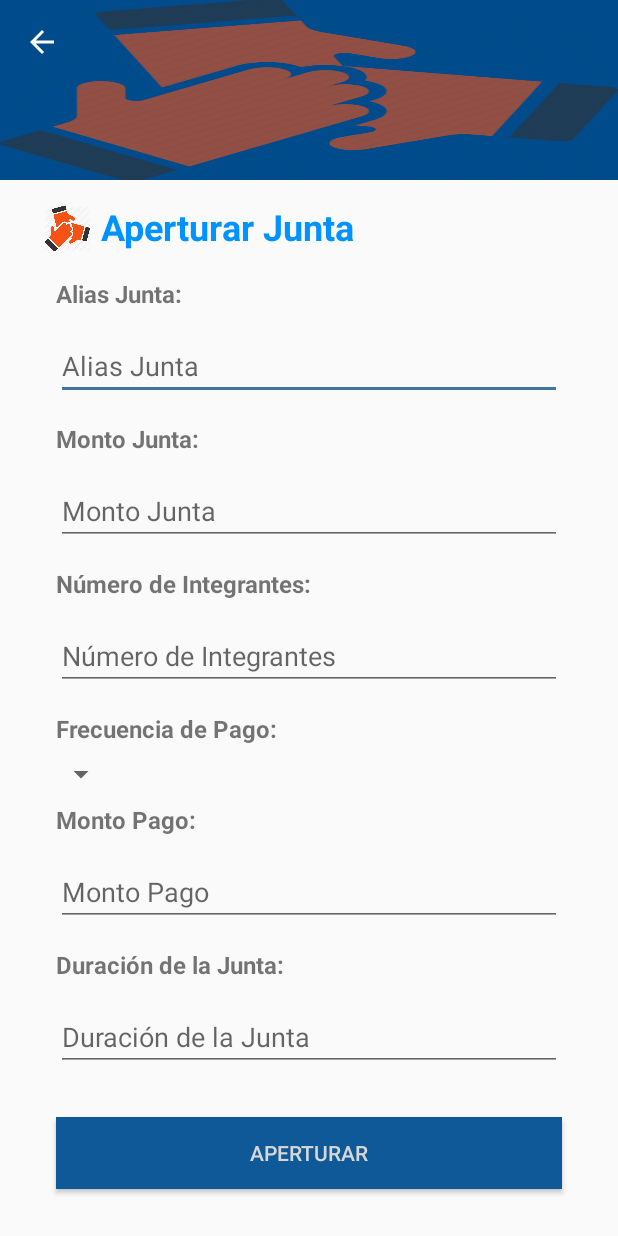
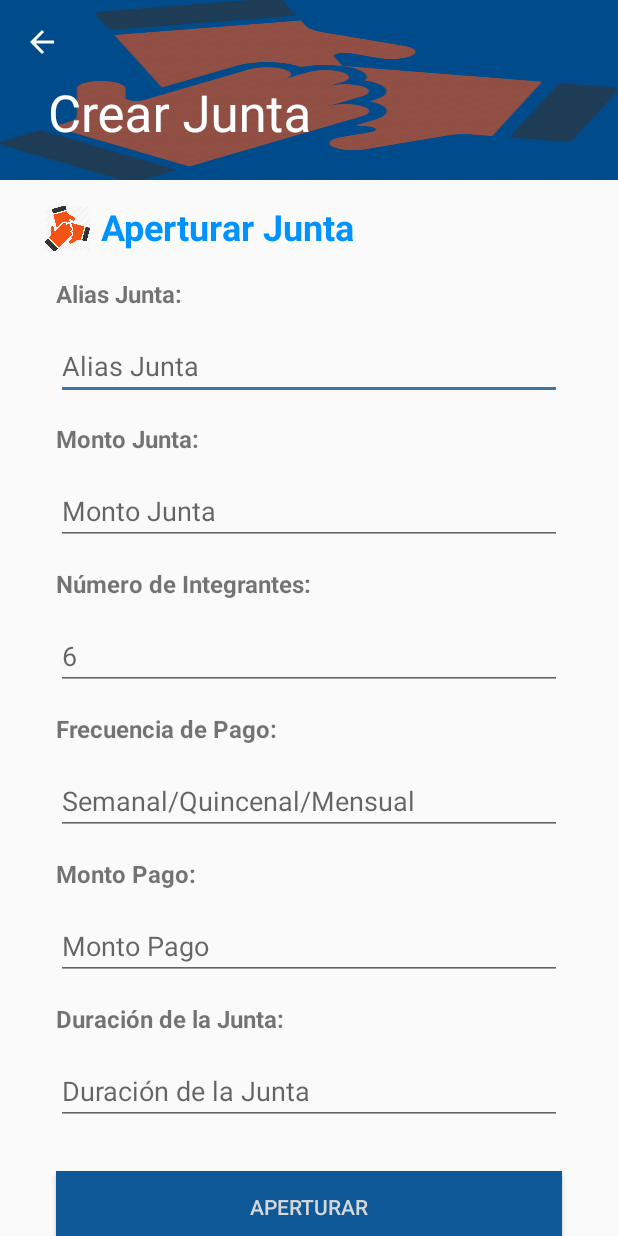
Before and after one commit to scyrizales/juntate, an Android app: the CrearJuntaActivity screen opened directly, with no data from a screen before it, on a phone screen of 412 x 824 dp. Run offline under Robolectric (Android 15) with nearby library versions, the phone set to English and light mode, and no system bars.

Commit message:
Subiendo Pantallas

```diff
--- a/app/app/src/main/java/com/jdk/jonnathan/juntateapp/CrearJuntaActivity.java
+++ b/app/app/src/main/java/com/jdk/jonnathan/juntateapp/CrearJuntaActivity.java
@@ -1,13 +1,113 @@
 package com.jdk.jonnathan.juntateapp;
 
+import android.support.design.widget.Snackbar;
 import android.support.v7.app.AppCompatActivity;
 import android.os.Bundle;
+import android.support.v7.widget.Toolbar;
+import android.view.View;
+import android.widget.ArrayAdapter;
+import android.widget.Button;
+import android.widget.EditText;
+import android.widget.Spinner;
 
-public class CrearJuntaActivity extends AppCompatActivity {
+import com.jdk.jonnathan.juntateapp.dao.JuntaDA;
+import com.jdk.jonnathan.juntateapp.entidades.Junta;
+
+public class CrearJuntaActivity extends AppCompatActivity implements View.OnClickListener {
+
+    //Spinner spinnerNumIntegrantes, spinnerFrecuenciaPago;
+    EditText etAlias, etMonto, etMontoPagoCuota, etFrecuencia, etNumIntegrantes;
+    Button btnAperturar;
+    Junta objJunta;
+    Toolbar toolbar;
+    JuntaDA juntaDA = new JuntaDA();
 
     @Override
     protected void onCreate(Bundle savedInstanceState) {
         super.onCreate(savedInstanceState);
         setContentView(R.layout.activity_crear_junta);
+
+        toolbar = (Toolbar) findViewById(R.id.toolbar);
+        setSupportActionBar(toolbar);
+
+        //spinnerNumIntegrantes = findViewById(R.id.spinnerNumIntegrantes);
+        //spinnerFrecuenciaPago = findViewById(R.id.spinnerFrecuenciaPago);
+/*
+        String[] arregloNumIntegrantes = {"6" , "8", "10", "12", "14", "16", "18", "20", "22", "24"};
+        spinnerNumIntegrantes.setAdapter(new ArrayAdapter<String>(getApplicationContext(),
+                android.R.layout.simple_spinner_item, arregloNumIntegrantes));
+
+        String[] arregloFrecuenciaPago = {"Semanal" , "Quincenal", "Mensual"};
+        spinnerFrecuenciaPago.setAdapter(new ArrayAdapter<String>(getApplicationContext(),
+                android.R.layout.simple_spinner_item, arregloFrecuenciaPago));
+
+        */
+
+        etFrecuencia = findViewById(R.id.FrecuenciaPago);
+        etNumIntegrantes = findViewById(R.id.NumIntegrantes);
+
+        etAlias = findViewById(R.id.NombreJunta);
+        etMonto = findViewById(R.id.MontoJunta);
+        etMontoPagoCuota = findViewById(R.id.MontoPago);
+
+        btnAperturar = findViewById(R.id.btnAperturar);
+        btnAperturar.setOnClickListener(this);
+    }
+
+    public boolean validarIngreso() {
+        boolean pasovalidacion = true;
+
+        if (etAlias.getText().toString().trim().length() == 0 ||
+                etMonto.getText().toString().trim().length() == 0 ||
+                etFrecuencia.getText().toString().trim().length() == 0 ||
+                etNumIntegrantes.getText().toString().trim().length() == 0 ||
+                etMontoPagoCuota.getText().toString().trim().length() == 0)
+            pasovalidacion = false;
+
+        return pasovalidacion;
+    }
+
+    private void guardarValores() {
+
+        objJunta = obtenerValores();
+
+        if (objJunta != null) {
+            juntaDA.adicionar(objJunta);
+        } else {
+            Snackbar.make(toolbar, "Ingresar datos obligatorios de la Junta",
+                    Snackbar.LENGTH_SHORT).show();
+            return;
+        }
+    }
+
+    public Junta obtenerValores() {
+
+        objJunta = new Junta();
+
+        if (!validarIngreso()) {
+            return null;
+        }
+
+        objJunta.setAlias(etAlias.getText().toString().trim());
+        objJunta.setMontoJunta(etMonto.getText().toString());
+        objJunta.setNumeroIntegrantes(Integer.parseInt(etNumIntegrantes.getText().toString()));
+        objJunta.setFrecuenciaPago(etFrecuencia.getText().toString());
+
+        double montoPagoCuota = Double.parseDouble(objJunta.getMontoJunta()) / objJunta.getNumeroIntegrantes();
+        objJunta.setMontoPago(String.valueOf(montoPagoCuota));
+
+        return objJunta;
+    }
+
+    @Override
+    public void onClick(View v) {
+
+        switch (v.getId()) {
+
+            case R.id.btnAperturar:
+                guardarValores();
+                break;
+        }
+
     }
 }
--- a/app/app/src/main/java/com/jdk/jonnathan/juntateapp/manejadores/SqlHandler.java
+++ b/app/app/src/main/java/com/jdk/jonnathan/juntateapp/manejadores/SqlHandler.java
@@ -11,7 +11,7 @@ import com.jdk.jonnathan.juntateapp.dao.UsuarioDA;
 public class SqlHandler extends SQLiteOpenHelper {
 
     public static final String APP_DATABASE = "juntate.db";
-    public static final int APP_DATABASE_VERSION = 5;
+    public static final int APP_DATABASE_VERSION = 6;
 
     public SqlHandler(Context context) {
         super(context, APP_DATABASE, null, APP_DATABASE_VERSION);
--- a/app/app/src/main/res/layout/activity_crear_junta.xml
+++ b/app/app/src/main/res/layout/activity_crear_junta.xml
@@ -126,12 +126,12 @@
                 android:text="Número de Integrantes:" />
 
             <EditText
-                android:id="@+id/NroIntegrantes"
+                android:id="@+id/NumIntegrantes"
                 android:layout_width="match_parent"
                 android:layout_height="wrap_content"
                 android:layout_margin="7dp"
                 android:ems="5"
-                android:hint="Número de Integrantes"
+                android:hint="6"
                 android:inputType="number" />
 
             <TextView
@@ -142,10 +142,14 @@
                 android:layout_height="wrap_content"
                 android:text="Frecuencia de Pago:" />
 
-            <Spinner
-                android:id="@+id/spinnerFrecuenciaPago"
-                android:layout_width="wrap_content"
-                android:layout_height="wrap_content" />
+            <EditText
+                android:id="@+id/FrecuenciaPago"
+                android:layout_width="match_parent"
+                android:layout_height="wrap_content"
+                android:layout_margin="7dp"
+                android:ems="5"
+                android:hint="Semanal/Quincenal/Mensual"
+                android:inputType="text" />
 
             <TextView
                 android:layout_margin="7dp"
```
